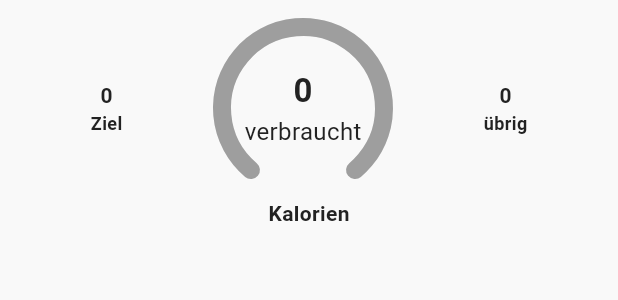
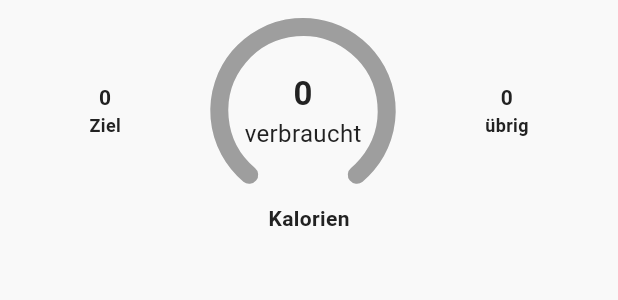
Before and after one commit to montaser717/balance_meal, a Flutter app: the CaloriesCircleIndicator widget shown alone on an empty page, opened directly with empty values, on a phone screen of 412 x 824 dp. Shown: the top 300 px of the screen. Run offline on Flutter 3.47's test engine with Material 3 defaults, Android fonts, the phone set to English and light mode, and no system bars; drawn by our look-alikes of percent_indicator; our stand-ins replace flutter_bloc, freezed_annotation, go_router, hive; accounts and stored records are empty.

Commit message:
diary edited

```diff
--- a/lib/UI/diary/calories_circle_indicator.dart
+++ b/lib/UI/diary/calories_circle_indicator.dart
@@ -1,5 +1,7 @@
 import 'package:flutter/material.dart';
 import 'package:percent_indicator/circular_percent_indicator.dart';
+import 'package:balance_meal/common/app_theme.dart';
+import 'package:balance_meal/common/app_strings.dart';
 
 class CaloriesCircleIndicator extends StatelessWidget {
   final String label;
@@ -41,7 +43,7 @@ class CaloriesCircleIndicator extends StatelessWidget {
               alignment: Alignment.center,
               children: [
                 CircularPercentIndicator(
-                  radius: 60,
+                  radius: MediaQuery.of(context).size.width * 0.15,
                   lineWidth: 12.0,
                   percent: percent,
                   progressColor: color,
@@ -75,7 +77,8 @@ class CaloriesCircleIndicator extends StatelessWidget {
             const Spacer(),
           ],
         ),
-        Text("Kalorien", style: const TextStyle(fontWeight: FontWeight.bold)),
+        Text(AppStrings.calories,
+            style: AppTheme.sectionTitle),
       ],
     );
   }
--- a/lib/bloc/diary/diary_state.dart
+++ b/lib/bloc/diary/diary_state.dart
@@ -1,5 +1,5 @@
 import 'package:freezed_annotation/freezed_annotation.dart';
-import '../../models/meal.dart';
+import 'package:balance_meal/models/meal.dart';
 
 part 'diary_state.freezed.dart';
 
--- /dev/null
+++ b/lib/common/app_strings.dart
@@ -0,0 +1,105 @@
+import 'package:flutter/material.dart';
+
+class AppStrings {
+  static const locales = [Locale('de'), Locale('en')];
+
+  static Locale _locale = const Locale('de');
+
+  static final Map<String, Map<String, String>> _values = {
+    'de': {
+      'menu': 'Menü',
+      'profile': 'Profil',
+      'settings': 'Einstellungen',
+      'diary': 'Tagebuch',
+      'progress': 'Fortschritt',
+      'newMeal': 'Neue Mahlzeit',
+      'deleteMeal': 'Mahlzeit löschen',
+      'confirmDeleteMeal': 'Willst du diese Mahlzeit wirklich löschen?',
+      'deleteIngredient': 'Zutat löschen',
+      'confirmDeleteIngredient': 'Willst du diese Zutat wirklich löschen?',
+      'addIngredient': 'Zutat hinzufügen',
+      'editIngredient': 'Zutat bearbeiten',
+      'nutrients': 'Nährstoffe',
+      'calories': 'Kalorien',
+      'meals': 'Mahlzeiten',
+      'delete': 'Löschen',
+      'cancel': 'Abbrechen',
+      'save': 'Speichern',
+      'error': 'Fehler',
+      'addProfilePrompt': 'Kein Profil gefunden. Bitte lege eines an.',
+      'noWeights': 'Keine Gewichtsaufzeichnungen',
+      'noCalorieData': 'Keine Kaloriendaten',
+      'language': 'Sprache',
+      'theme': 'Design',
+      'dark': 'Dunkel',
+      'light': 'Hell',
+      'system': 'System',
+    },
+    'en': {
+      'menu': 'Menu',
+      'profile': 'Profile',
+      'settings': 'Settings',
+      'diary': 'Diary',
+      'progress': 'Progress',
+      'newMeal': 'New Meal',
+      'deleteMeal': 'Delete Meal',
+      'confirmDeleteMeal': 'Do you really want to delete this meal?',
+      'deleteIngredient': 'Delete ingredient',
+      'confirmDeleteIngredient': 'Do you really want to delete this ingredient?',
+      'addIngredient': 'Add ingredient',
+      'editIngredient': 'Edit ingredient',
+      'nutrients': 'Nutrients',
+      'calories': 'Calories',
+      'meals': 'Meals',
+      'delete': 'Delete',
+      'cancel': 'Cancel',
+      'save': 'Save',
+      'error': 'Error',
+      'addProfilePrompt': 'No profile found. Please create one.',
+      'noWeights': 'No weight records',
+      'noCalorieData': 'No calorie data',
+      'language': 'Language',
+      'theme': 'Theme',
+      'dark': 'Dark',
+      'light': 'Light',
+      'system': 'System',
+    }
+  };
+
+  static void updateLocale(Locale locale) {
+    if (_values.containsKey(locale.languageCode)) {
+      _locale = locale;
+    }
+  }
+
+  static String _t(String key) =>
+      _values[_locale.languageCode]?[key] ?? _values['de']![key]!;
+
+  static String get menu => _t('menu');
+  static String get profile => _t('profile');
+  static String get settings => _t('settings');
+  static String get diary => _t('diary');
+  static String get progress => _t('progress');
+  static String get newMeal => _t('newMeal');
+  static String get deleteMeal => _t('deleteMeal');
+  static String get confirmDeleteMeal => _t('confirmDeleteMeal');
+  static String get deleteIngredient => _t('deleteIngredient');
+  static String get confirmDeleteIngredient => _t('confirmDeleteIngredient');
+  static String get addIngredient => _t('addIngredient');
+  static String get editIngredient => _t('editIngredient');
+  static String get nutrients => _t('nutrients');
+  static String get calories => _t('calories');
+  static String get meals => _t('meals');
+  static String get delete => _t('delete');
+  static String get cancel => _t('cancel');
+  static String get save => _t('save');
+  static String get error => _t('error');
+  static String get addProfilePrompt => _t('addProfilePrompt');
+  static String get noWeights => _t('noWeights');
+  static String get noCalorieData => _t('noCalorieData');
+  static String get language => _t('language');
+  static String get theme => _t('theme');
+  static String get dark => _t('dark');
+  static String get light => _t('light');
+  static String get system => _t('system');
+}
--- a/lib/common/app_theme.dart
+++ b/lib/common/app_theme.dart
@@ -6,6 +6,17 @@ class AppTheme {
   static final Color background = const Color(0xFFF9F9F9);
   static final Color textPrimary = const Color(0xFF222222);
   static final Color textSecondary = const Color(0xFF888888);
+  static final Color cardColor = Colors.grey.shade100;
+  static final Color errorColor = Colors.redAccent;
+  static final Color primaryDark = Colors.green.shade700;
+  static final Color primaryLight = Colors.green.shade100;
+
+  static const double spacing = 16.0;
+
+  static const TextStyle pageTitle =
+      TextStyle(fontSize: 20, fontWeight: FontWeight.w500);
+  static const TextStyle sectionTitle =
+      TextStyle(fontWeight: FontWeight.bold);
 
   static ThemeData lightTheme = ThemeData(
     useMaterial3: true,
@@ -28,4 +39,12 @@ class AppTheme {
       bodyMedium: TextStyle(color: Color(0xFF222222)),
     ),
   );
+
+  static ThemeData darkTheme = ThemeData(
+    useMaterial3: true,
+    colorScheme: ColorScheme.fromSeed(
+      seedColor: primary,
+      brightness: Brightness.dark,
+    ),
+  );
 }
```
Also changed, not shown: lib/UI/diary/diary_view.dart (+89 -75 lines), lib/bloc/diary/diary_cubit.dart (+26 -3 lines).
